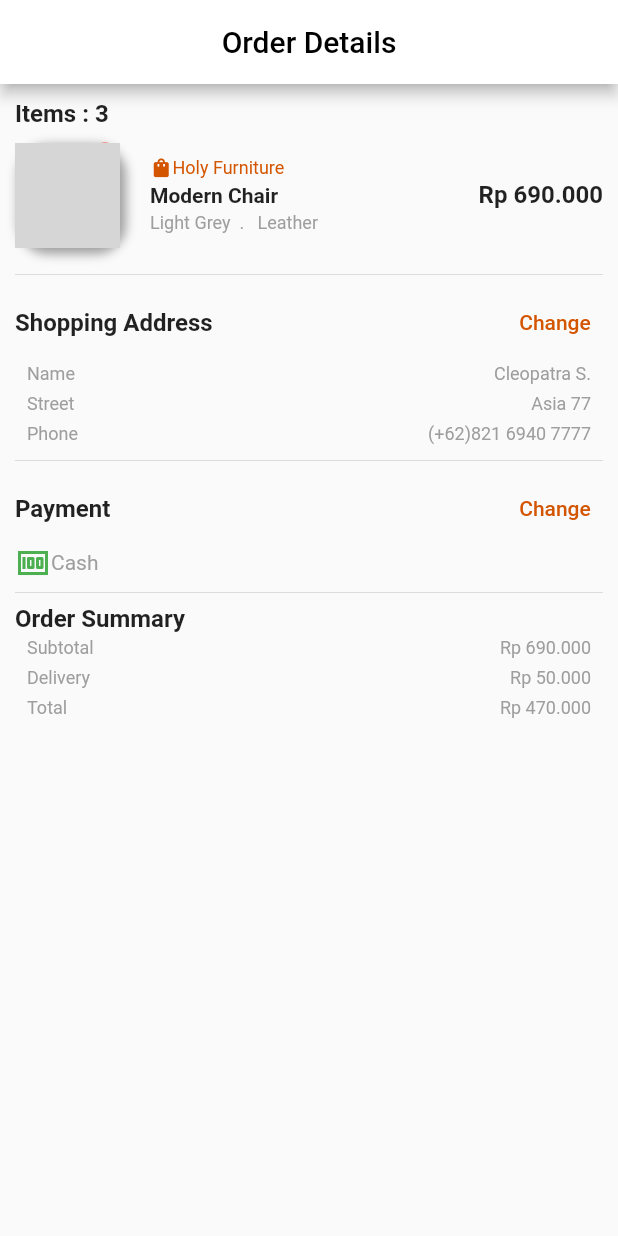
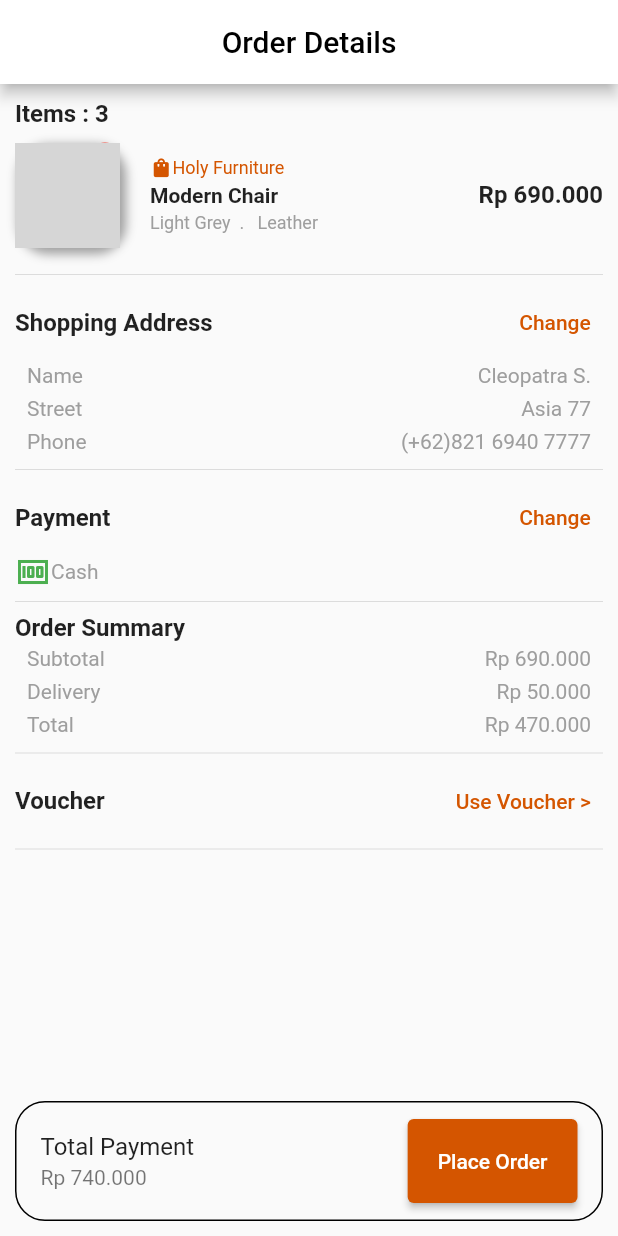
Before and after one commit to famuh/Travel-App, a Flutter app: the screen it shows after launch, on a phone screen of 412 x 824 dp. Run offline on Flutter 3.47's test engine with Material 2 defaults, Android fonts, the phone set to English and light mode, and no system bars; our stand-ins replace google_fonts, smooth_page_indicator; missing offline and left inert: dart:html; network calls fail; grey boxes are pictures that could not be loaded.

Commit message:
Locature | Order Details Done

```diff
--- a/lib/Locature/component.dart
+++ b/lib/Locature/component.dart
@@ -23,8 +23,8 @@ class dataString extends StatelessWidget {
       child: Row(
         mainAxisAlignment: MainAxisAlignment.spaceBetween,
         children: [
-          Text(tittleData, style: TextStyle(fontSize: 12, color: Colors.grey)),
-          Text(textData, style: TextStyle(fontSize: 12, color: Colors.grey))
+          Text(tittleData, style: TextStyle(fontSize: 14, color: Colors.grey)),
+          Text(textData, style: TextStyle(fontSize: 14, color: Colors.grey))
         ],
       ),
     );
--- a/lib/Locature/order_details_screen.dart
+++ b/lib/Locature/order_details_screen.dart
@@ -29,7 +29,6 @@ class _orderDetailsScreenState extends State<orderDetailsScreen> {
             children: [
               //jumlah item
               titleString(titleText: 'Items : 3'),
-
               //item
               Container(
                 margin: EdgeInsets.symmetric(vertical: 10),
@@ -186,9 +185,51 @@ class _orderDetailsScreenState extends State<orderDetailsScreen> {
                   dataString(tittleData: 'Delivery', textData: 'Rp 50.000'),
                   dataString(tittleData: 'Total', textData: 'Rp 470.000'),
                 ],
-              )
+              ),
+              Divider(),
+
+              //Voucher
+              Row(
+                mainAxisAlignment: MainAxisAlignment.spaceBetween,
+                children: [
+                  titleString(titleText: 'Voucher'),
+                  TextButton(onPressed: (){}, child: orangeText(tittleText: 'Use Voucher >'))
+                ],
+              ),
+              Divider(),
+
+              //bottom
+              Spacer(),
+              Container(
+                padding: EdgeInsets.zero,
+                width: MediaQuery.of(context).size.width,
+                height: 80,
+                decoration: BoxDecoration(
+                  color: Colors.transparent,
+                  border: Border.all(color: Colors.black),
+                  borderRadius: BorderRadius.circular(20)
+                ),
+                child: Center(
+                  child: ListTile(
+                    title: Text('Total Payment'),
+                    subtitle: Text('Rp 740.000'),
+                    trailing: ElevatedButton(
+                      onPressed: (){},
+                      child: Text('Place Order'),
+                      style: ElevatedButton.styleFrom(
+                        primary: Color.fromRGBO(212, 85, 0, 1),
+                        padding: EdgeInsets.all(20)
+                      ),
+                    ),
+                  ),
+                ),
+              ),
+
+
             ],
           ),
-        ));
+        ),
+
+        );
   }
 }
```
